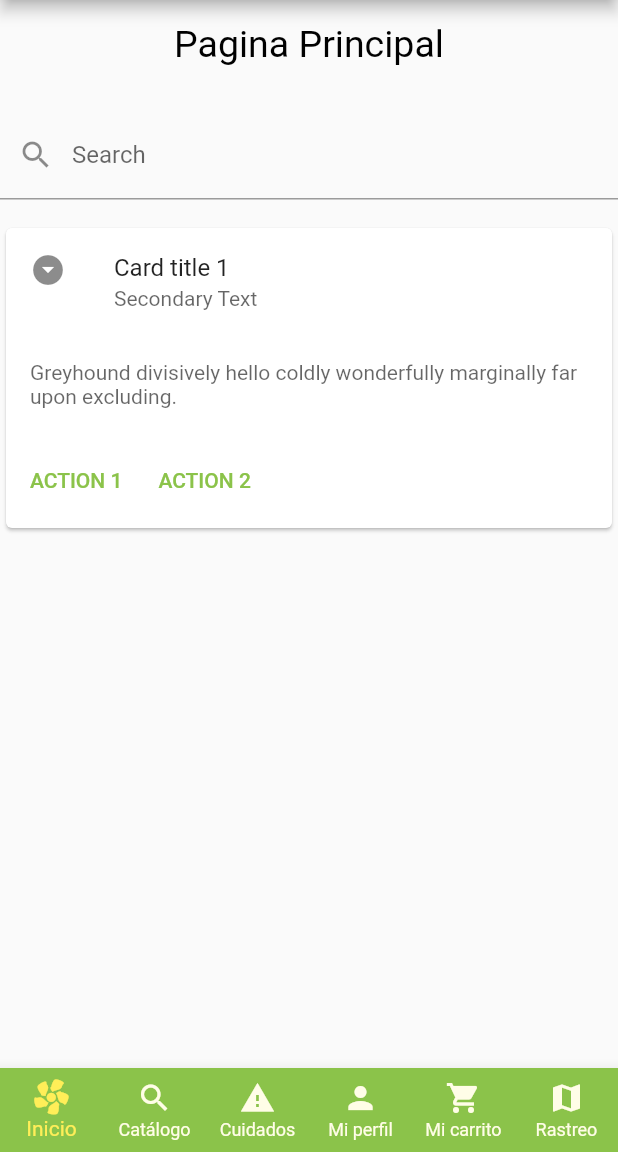
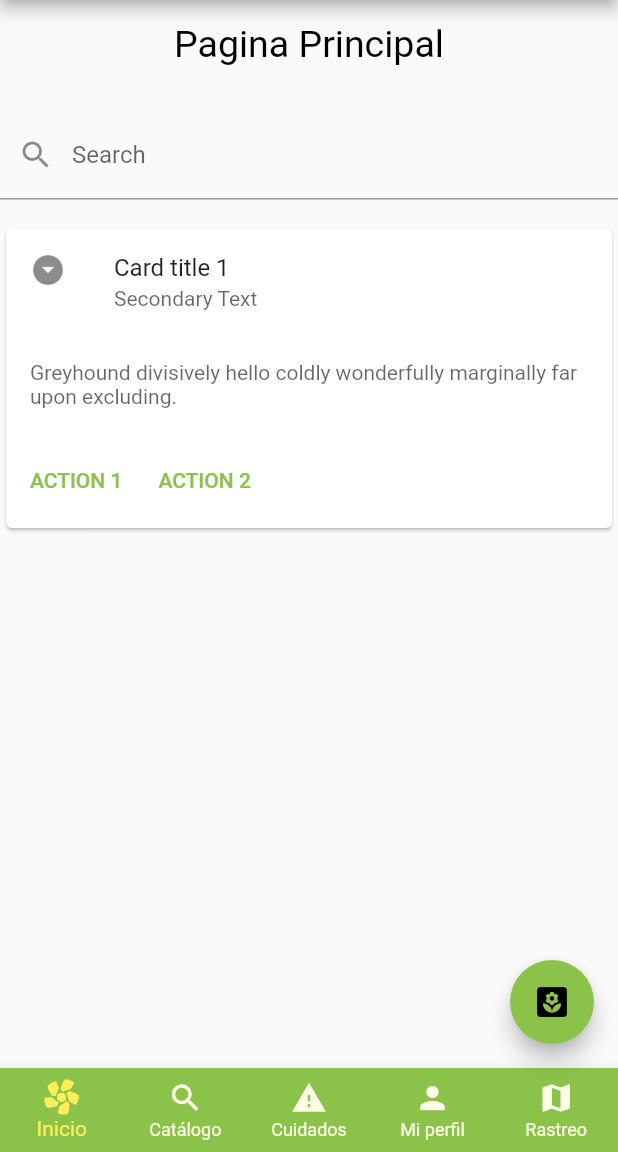
Before and after one commit to EnriqueLaguna/Proyecto_app_moviles, a Flutter app: the HomePage screen opened directly, on a phone screen of 412 x 824 dp, the part 84-1236 px from its top. Run offline on Flutter 3.47's test engine with Material 2 defaults, Android fonts, the phone set to English and light mode, and no system bars; our stand-ins replace bloc, cloud_firestore, equatable, firebase_auth, firebase_core, firebase_storage and 4 more; accounts and stored records are empty.

Commit message:
Homepage arreglada

```diff
--- a/lib/HomePage/homePage.dart
+++ b/lib/HomePage/homePage.dart
@@ -24,8 +24,7 @@ class _HomePageState extends State<HomePage> {
     Catalogo(),
     CuidadosPage(),
     Perfil(),
-    Pago(),
-    Mapa()
+    Mapa(),
   ];
 
   final _namePageList = [
@@ -33,7 +32,6 @@ class _HomePageState extends State<HomePage> {
     "Catálogo",
     "Cuidados",
     "Mi perfil",
-    "Mi carrito",
     "Rastreo"
   ];
 
@@ -53,6 +51,14 @@ class _HomePageState extends State<HomePage> {
             },
           )
         ],
+      ),
+      floatingActionButton: FloatingActionButton(
+        onPressed: (){
+          Navigator.push(
+            context,
+            MaterialPageRoute(builder: (context) => Pago()));
+        },
+        child: Icon(Icons.yard),
       ),
       body: IndexedStack(
         index: _currentPageIndex,
@@ -87,10 +93,6 @@ class _HomePageState extends State<HomePage> {
           ),
           BottomNavigationBarItem(
             label: _namePageList[4],
-            icon: Icon(Icons.shopping_cart),
-          ),
-          BottomNavigationBarItem(
-            label: _namePageList[5],
             icon: Icon(Icons.map),
           ),
         ],
```
Also changed, not shown: lib/Pago/pago.dart (+6 -1 lines).
